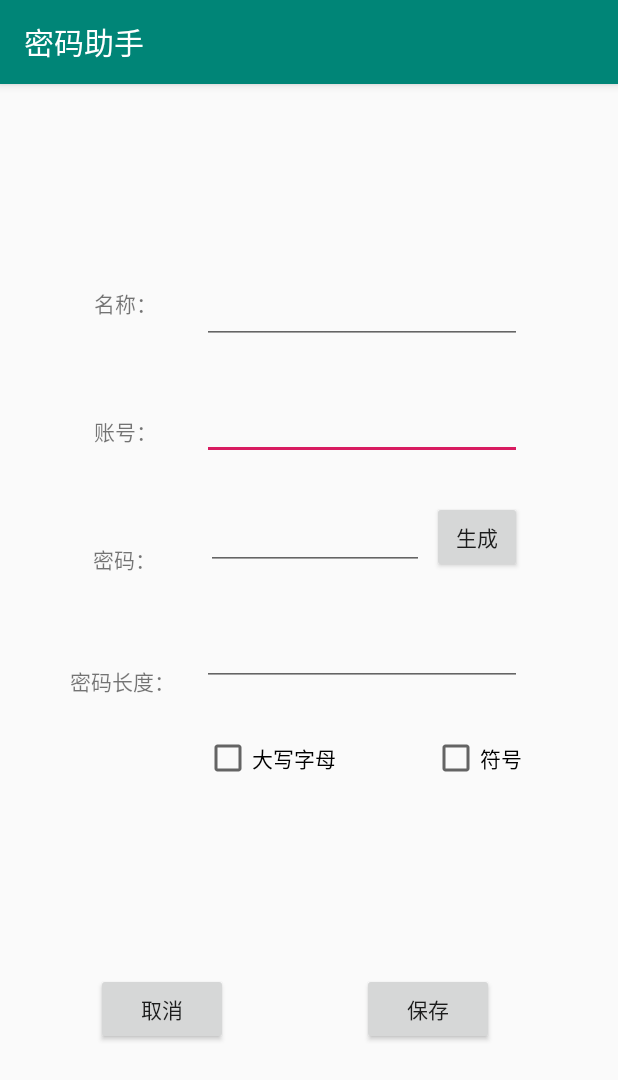
After one commit to saberalex11/passwordManager, an Android app: the EditActivity screen opened directly, with no data from a screen before it, on a phone screen of 412 x 824 dp. The commit adds this screen. Shown: the top 1080 px of the screen. Run offline under Robolectric (Android 15) with nearby library versions, the phone set to English and light mode, and no system bars; libraries missing offline, so code that uses them is left out: org.litepal.

Commit message:
增加编辑功能

```diff
--- a/app/src/main/AndroidManifest.xml
+++ b/app/src/main/AndroidManifest.xml
@@ -12,6 +12,7 @@
         android:theme="@style/AppTheme">
         <activity android:name=".activity.QueryListActivity" android:windowSoftInputMode="adjustPan"></activity>
         <activity android:name=".activity.AddActivity" />
+        <activity android:name=".activity.EditActivity" />
         <activity android:name=".activity.SetPasswordActivity" />
         <activity android:name=".activity.MainFrameActivity" />
         <activity android:name=".MainActivity">
--- /dev/null
+++ b/app/src/main/res/layout/activity_edit.xml
@@ -0,0 +1,164 @@
+<?xml version="1.0" encoding="utf-8"?>
+<androidx.constraintlayout.widget.ConstraintLayout xmlns:android="http://schemas.android.com/apk/res/android"
+    xmlns:app="http://schemas.android.com/apk/res-auto"
+    xmlns:tools="http://schemas.android.com/tools"
+    android:layout_width="match_parent"
+    android:layout_height="match_parent"
+    tools:context=".activity.EditActivity">
+
+    <TextView
+        android:id="@+id/textView2"
+        android:layout_width="wrap_content"
+        android:layout_height="wrap_content"
+        android:layout_marginStart="64dp"
+        android:layout_marginTop="135dp"
+        android:layout_marginEnd="32dp"
+        android:text="@string/name"
+        app:layout_constraintEnd_toStartOf="@+id/nameText"
+        app:layout_constraintStart_toStartOf="parent"
+        app:layout_constraintTop_toTopOf="parent" />
+
+    <TextView
+        android:id="@+id/textView3"
+        android:layout_width="wrap_content"
+        android:layout_height="wrap_content"
+        android:layout_marginStart="64dp"
+        android:layout_marginTop="64dp"
+        android:layout_marginEnd="32dp"
+        android:text="@string/account"
+        app:layout_constraintEnd_toStartOf="@+id/accountText"
+        app:layout_constraintStart_toStartOf="parent"
+        app:layout_constraintTop_toBottomOf="@+id/textView2" />
+
+    <TextView
+        android:id="@+id/textView4"
+        android:layout_width="wrap_content"
+        android:layout_height="wrap_content"
+        android:layout_marginStart="64dp"
+        android:layout_marginTop="64dp"
+        android:layout_marginEnd="35dp"
+        android:text="@string/password"
+        app:layout_constraintEnd_toStartOf="@+id/passwordText"
+        app:layout_constraintStart_toStartOf="parent"
+        app:layout_constraintTop_toBottomOf="@+id/textView3" />
+
+    <EditText
+        android:id="@+id/nameText"
+        android:layout_width="wrap_content"
+        android:layout_height="wrap_content"
+        android:layout_marginTop="128dp"
+        android:layout_marginEnd="64dp"
+        android:ems="10"
+        android:focusable="false"
+        android:inputType="textPersonName"
+        app:layout_constraintEnd_toEndOf="parent"
+        app:layout_constraintTop_toTopOf="parent" />
+
+    <EditText
+        android:id="@+id/accountText"
+        android:layout_width="wrap_content"
+        android:layout_height="wrap_content"
+        android:layout_marginTop="32dp"
+        android:layout_marginEnd="64dp"
+        android:ems="10"
+        android:inputType="textPersonName"
+        app:layout_constraintEnd_toEndOf="parent"
+        app:layout_constraintTop_toBottomOf="@+id/nameText" />
+
+    <EditText
+        android:id="@+id/passwordText"
+        android:layout_width="145dp"
+        android:layout_height="wrap_content"
+        android:layout_marginTop="28dp"
+        android:layout_marginEnd="5dp"
+        android:ems="10"
+        android:inputType="textPersonName"
+        app:layout_constraintEnd_toStartOf="@+id/generateButton"
+        app:layout_constraintTop_toBottomOf="@+id/accountText" />
+
+    <Button
+        android:id="@+id/editBeanButton"
+        android:layout_width="wrap_content"
+        android:layout_height="wrap_content"
+        android:layout_marginStart="28dp"
+        android:layout_marginTop="128dp"
+        android:layout_marginEnd="64dp"
+        android:layout_marginBottom="128dp"
+        android:onClick="edit"
+        android:text="@string/save"
+        app:layout_constraintBottom_toBottomOf="parent"
+        app:layout_constraintEnd_toEndOf="parent"
+        app:layout_constraintHorizontal_bias="0.768"
+        app:layout_constraintStart_toEndOf="@+id/cancelBtn"
+        app:layout_constraintTop_toBottomOf="@+id/upperCheckBox"
+        app:layout_constraintVertical_bias="0.513" />
+
+    <Button
+        android:id="@+id/generateButton"
+        android:layout_width="60dp"
+        android:layout_height="wrap_content"
+        android:layout_marginEnd="64dp"
+        android:onClick="generatePassword"
+        android:text="@string/generate"
+        app:layout_constraintBaseline_toBaselineOf="@+id/passwordText"
+        app:layout_constraintEnd_toEndOf="parent" />
+
+    <TextView
+        android:id="@+id/textView5"
+        android:layout_width="wrap_content"
+        android:layout_height="wrap_content"
+        android:layout_marginStart="64dp"
+        android:layout_marginTop="60dp"
+        android:layout_marginEnd="35dp"
+        android:text="@string/password_length"
+        app:layout_constraintEnd_toStartOf="@+id/passwordLengthText"
+        app:layout_constraintStart_toStartOf="parent"
+        app:layout_constraintTop_toBottomOf="@+id/textView4" />
+
+    <EditText
+        android:id="@+id/passwordLengthText"
+        android:layout_width="wrap_content"
+        android:layout_height="wrap_content"
+        android:layout_marginTop="32dp"
+        android:layout_marginEnd="64dp"
+        android:ems="10"
+        android:inputType="number"
+        app:layout_constraintEnd_toEndOf="parent"
+        app:layout_constraintTop_toBottomOf="@+id/passwordText" />
+
+    <CheckBox
+        android:id="@+id/upperCheckBox"
+        android:layout_width="wrap_content"
+        android:layout_height="wrap_content"
+        android:layout_marginStart="135dp"
+        android:layout_marginTop="32dp"
+        android:layout_marginEnd="64dp"
+        android:text="@string/upper"
+        app:layout_constraintEnd_toStartOf="@+id/symbolCheckBox"
+        app:layout_constraintStart_toStartOf="parent"
+        app:layout_constraintTop_toBottomOf="@+id/passwordLengthText" />
+
+    <CheckBox
+        android:id="@+id/symbolCheckBox"
+        android:layout_width="wrap_content"
+        android:layout_height="wrap_content"
+        android:layout_marginTop="32dp"
+        android:layout_marginEnd="64dp"
+        android:text="@string/symbol"
+        app:layout_constraintEnd_toEndOf="parent"
+        app:layout_constraintTop_toBottomOf="@+id/passwordLengthText" />
+
+    <Button
+        android:id="@+id/cancelBtn"
+        android:layout_width="wrap_content"
+        android:layout_height="wrap_content"
+        android:layout_marginStart="64dp"
+        android:layout_marginTop="128dp"
+        android:layout_marginBottom="128dp"
+        android:text="@string/cancel"
+        android:onClick="cancel"
+        app:layout_constraintBottom_toBottomOf="parent"
+        app:layout_constraintStart_toStartOf="parent"
+        app:layout_constraintTop_toBottomOf="@+id/upperCheckBox" />
+
+</androidx.constraintlayout.widget.ConstraintLayout>
--- a/app/src/main/res/values/strings.xml
+++ b/app/src/main/res/values/strings.xml
@@ -20,6 +20,9 @@
 
     <!-- 查询 -->
     <string name="delete">删除</string>
+    <string name="edit">编辑</string>
+    <string name="save">保存</string>
+    <string name="cancel">取消</string>
 
     <!-- 提示 -->
     <string name="input_password">请输入密码</string>
```
Also changed, not shown: app/src/main/java/com/example/passwordmanager/activity/EditActivity.java (added, +179 -0 lines), app/src/main/java/com/example/passwordmanager/adapter/QueryListAdapter.java (+17 -1 lines), app/src/main/res/layout/password_show_list.xml (+10 -2 lines).
